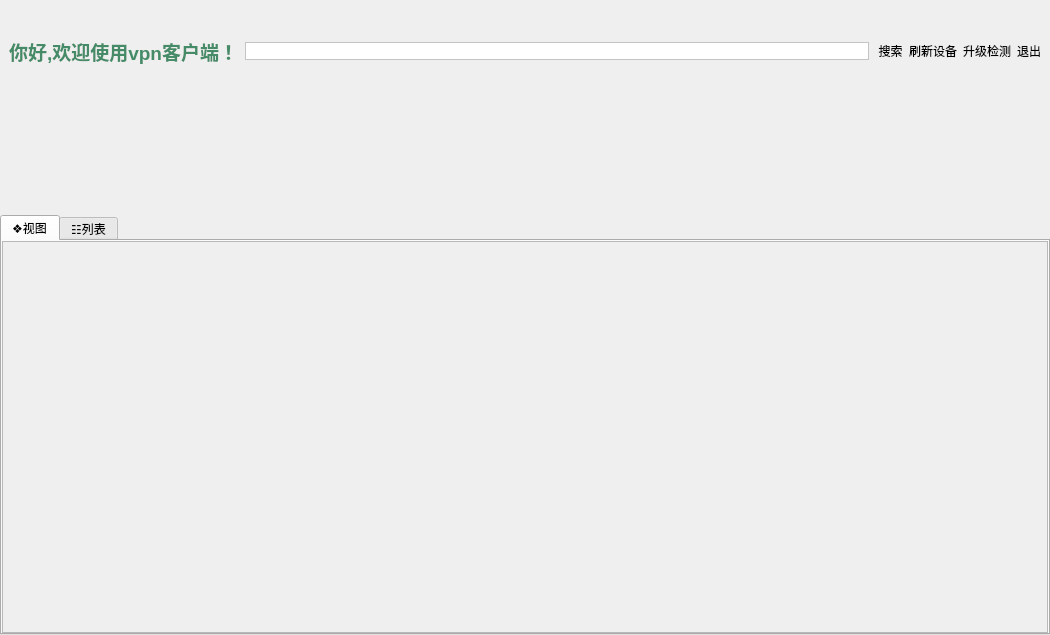
First picture: the form in homewindow.ui, repository liuyufeng509/cloud-client, before the edit.
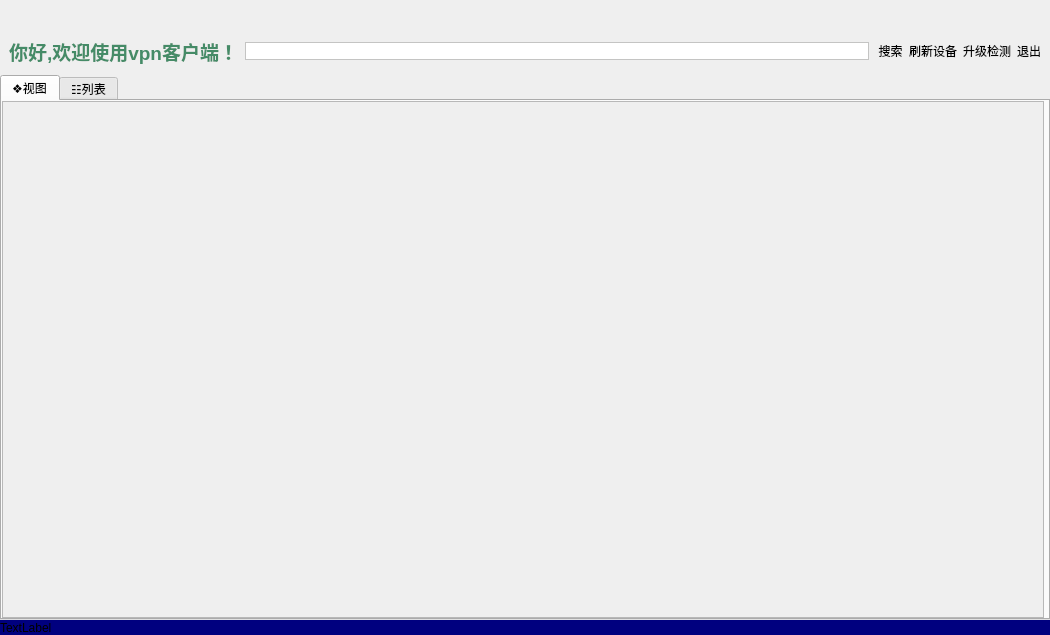
Second picture: the form after the edit. Icons and pictures are not drawn. Custom widgets are drawn as their Qt base class.

```diff
--- a/homewindow.ui
+++ b/homewindow.ui
@@ -18,7 +18,7 @@
     <normaloff>:/new/index/taskbar</normaloff>:/new/index/taskbar</iconset>
   </property>
   <widget class="QWidget" name="centralwidget">
-   <layout class="QVBoxLayout" name="verticalLayout_2" stretch="0,0,1,3">
+   <layout class="QVBoxLayout" name="verticalLayout_2">
     <property name="spacing">
      <number>0</number>
     </property>
@@ -140,7 +140,7 @@
          <number>0</number>
         </property>
         <property name="rightMargin">
-         <number>0</number>
+         <number>4</number>
         </property>
         <property name="bottomMargin">
          <number>0</number>
@@ -158,8 +158,8 @@
             <rect>
              <x>0</x>
              <y>0</y>
-             <width>1042</width>
-             <height>398</height>
+             <width>1038</width>
+             <height>515</height>
             </rect>
            </property>
            <layout class="QVBoxLayout" name="verticalLayout">
@@ -235,6 +235,22 @@
       </widget>
      </widget>
     </item>
+    <item>
+     <widget class="QLabel" name="label_2">
+      <property name="minimumSize">
+       <size>
+        <width>0</width>
+        <height>15</height>
+       </size>
+      </property>
+      <property name="styleSheet">
+       <string notr="true">background-color: rgb(0, 0, 127);</string>
+      </property>
+      <property name="text">
+       <string>TextLabel</string>
+      </property>
+     </widget>
+    </item>
    </layout>
   </widget>
  </widget>
```
